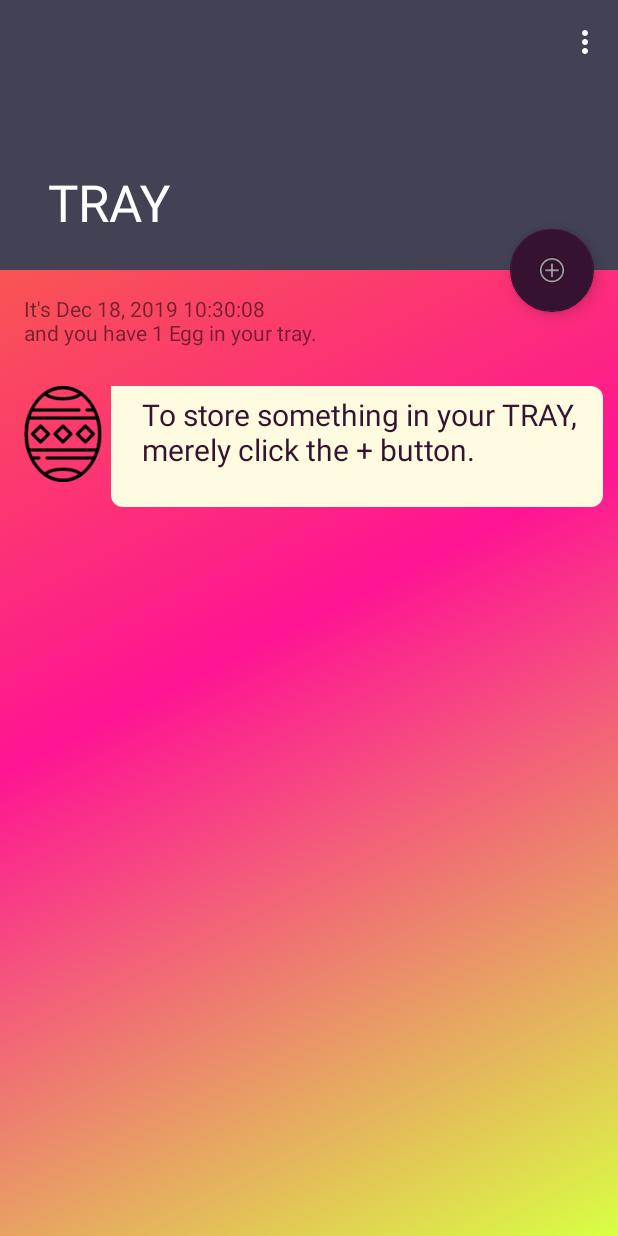
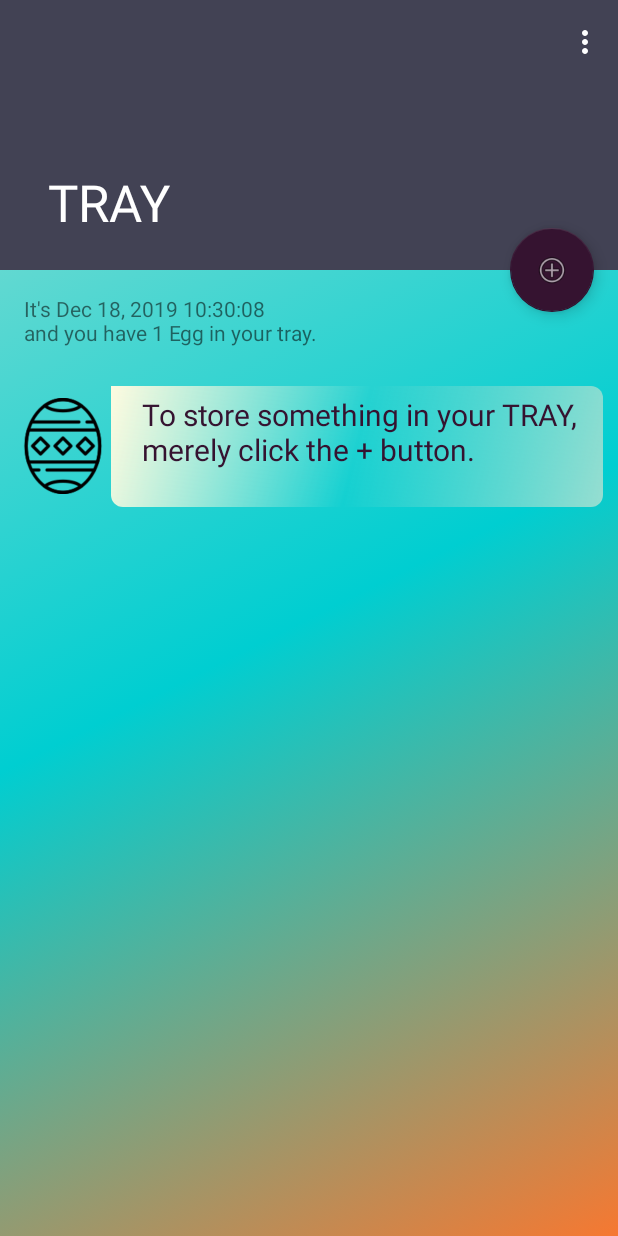
Before and after one commit to mcnemesis/tray, an Android app: the screen it shows after launch (MainActivity), on a phone screen of 412 x 824 dp. Run offline under Robolectric (Android 15) with nearby library versions, the phone set to English and light mode, and no system bars; libraries missing offline, so code that uses them is left out: com.ipaulpro.afilechooser.

Commit message:
Apply an animated background to TRAY, and give each egg a better cell theme too.

```diff
--- a/app/build.gradle
+++ b/app/build.gradle
@@ -6,8 +6,8 @@ android {
         applicationId "com.nuchwezi.tray"
         minSdkVersion 16
         targetSdkVersion 29
-        versionCode 5
-        versionName "1.4"
+        versionCode 6
+        versionName "1.5"
     }
     buildTypes {
         release {
--- a/app/src/main/res/drawable/cell_background.xml
+++ b/app/src/main/res/drawable/cell_background.xml
@@ -1,8 +1,14 @@
 <?xml version="1.0" encoding="utf-8"?>
 <shape xmlns:android="http://schemas.android.com/apk/res/android" android:shape="rectangle">
-<solid android:color="@color/colorCellBG1"/>
-<corners android:bottomRightRadius="8dp"
-android:bottomLeftRadius="8dp"
-android:topRightRadius="8dp"
-android:topLeftRadius="0dp"/>
+    <gradient
+        android:type="linear"
+        android:angle="315"
+        android:startColor="@color/colorCellBG1"
+        android:centerColor="@color/colorTransparent"
+        android:endColor="@color/colorGradientStart"/>
+
+        <corners android:bottomRightRadius="8dp"
+        android:bottomLeftRadius="8dp"
+        android:topRightRadius="8dp"
+        android:topLeftRadius="0dp"/>
     </shape>
--- a/app/src/main/res/drawable/gradient_center.xml
+++ b/app/src/main/res/drawable/gradient_center.xml
@@ -3,7 +3,7 @@
     android:shape="rectangle">
     <gradient
         android:type="linear"
-        android:angle="315"
+        android:angle="135"
         android:startColor="@color/colorGradientCenter"
         android:centerColor="@color/colorGradientEnd"
         android:endColor="@color/colorGradientStart"/>
--- a/app/src/main/res/drawable/gradient_end.xml
+++ b/app/src/main/res/drawable/gradient_end.xml
@@ -3,7 +3,7 @@
     android:shape="rectangle">
     <gradient
         android:type="linear"
-        android:angle="315"
+        android:angle="135"
         android:startColor="@color/colorGradientCenter"
         android:centerColor="@color/colorGradientEnd"
         android:endColor="@color/colorGradientStart"/>
--- a/app/src/main/res/drawable/gradient_start.xml
+++ b/app/src/main/res/drawable/gradient_start.xml
@@ -3,7 +3,7 @@
     android:shape="rectangle">
     <gradient
         android:type="linear"
-        android:angle="315"
+        android:angle="135"
         android:startColor="@color/colorGradientStart"
         android:centerColor="@color/colorGradientCenter"
         android:endColor="@color/colorGradientEnd"/>
--- a/app/src/main/res/layout/cell_entry_preview.xml
+++ b/app/src/main/res/layout/cell_entry_preview.xml
@@ -12,7 +12,8 @@
         android:id="@+id/imgIcon"
         android:scaleType="fitCenter"
         android:src="@mipmap/ic_launcher"
-        android:contentDescription="EGG" />
+        android:contentDescription="EGG"
+        android:layout_gravity="center_vertical"/>
 
     <LinearLayout xmlns:android="http://schemas.android.com/apk/res/android"
         android:orientation="vertical" android:layout_width="match_parent"
--- a/app/src/main/res/values/colors.xml
+++ b/app/src/main/res/values/colors.xml
@@ -4,8 +4,8 @@
     <color name="colorPrimaryDark">#202035</color>
     <color name="colorAccent">#351330</color>
     <color name="colorCellBG1">#FEFBE0</color>
-    <color name="colorGradientStart">#D9FF43</color>
+    <color name="colorGradientStart">#96DED1</color>
     <color name="colorGradientCenter">#F67831</color>
-    <color name="colorGradientEnd">#FF1493</color>
+    <color name="colorGradientEnd">#00CED1</color>
     <color name="colorTransparent">#00ffffff</color>
 </resources>
```
Also changed, not shown: app/src/main/java/com/nuchwezi/tray/MainActivity.java (+2 -6 lines).
